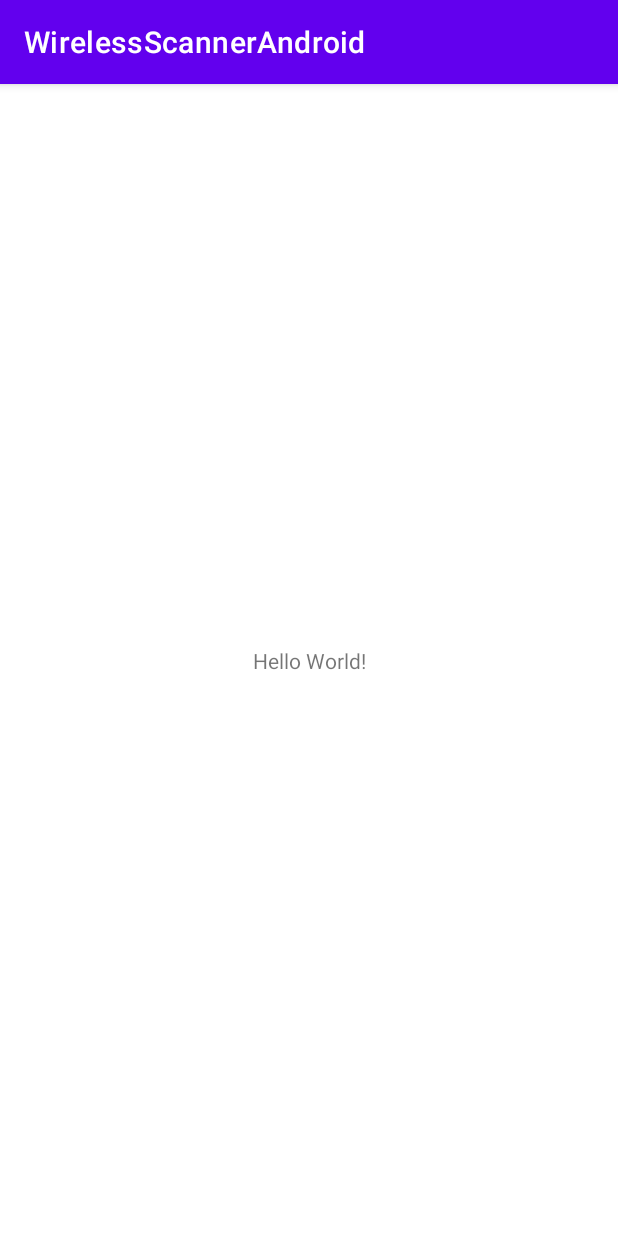
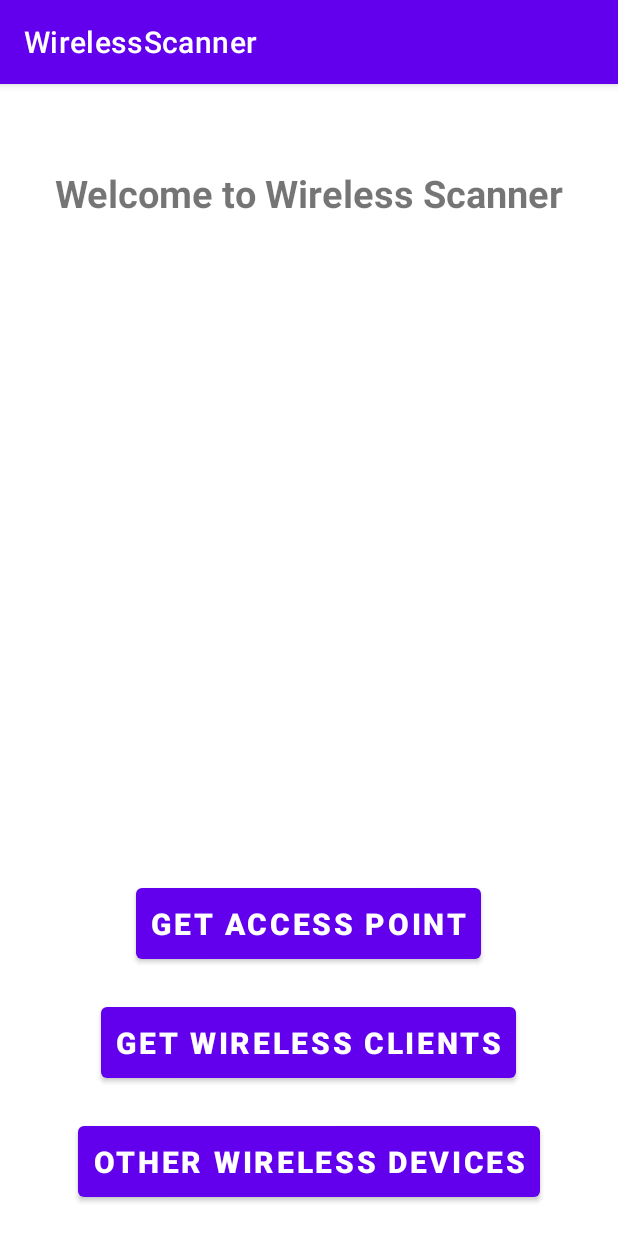
Before and after one commit to madmac4u/WirelessScanerAndroid, an Android app: the screen it shows after launch (MainActivity), on a phone screen of 412 x 824 dp. Run offline under Robolectric (Android 15) with nearby library versions, the phone set to English and light mode, and no system bars.

Commit message:
Added Welcome Message and Buttons

```diff
--- a/app/src/main/res/layout/activity_main.xml
+++ b/app/src/main/res/layout/activity_main.xml
@@ -1,5 +1,5 @@
 <?xml version="1.0" encoding="utf-8"?>
-<androidx.constraintlayout.widget.ConstraintLayout xmlns:android="http://schemas.android.com/apk/res/android"
+<RelativeLayout xmlns:android="http://schemas.android.com/apk/res/android"
     xmlns:app="http://schemas.android.com/apk/res-auto"
     xmlns:tools="http://schemas.android.com/tools"
     android:layout_width="match_parent"
@@ -7,12 +7,52 @@
     tools:context=".MainActivity">
 
     <TextView
+        android:layout_marginTop="50dp"
+        android:id="@+id/welcomeMessage"
         android:layout_width="wrap_content"
         android:layout_height="wrap_content"
-        android:text="Hello World!"
-        app:layout_constraintBottom_toBottomOf="parent"
-        app:layout_constraintLeft_toLeftOf="parent"
-        app:layout_constraintRight_toRightOf="parent"
-        app:layout_constraintTop_toTopOf="parent" />
+        android:text="@string/welcomeTextMessage"
+        android:layout_centerHorizontal="true"
+        android:textSize="25sp"
+        android:textStyle="bold"
+        android:padding="5dp"/>
 
-</androidx.constraintlayout.widget.ConstraintLayout>
+    <Button
+        android:id="@+id/btnAP"
+        android:padding="10dp"
+        android:textStyle="bold"
+        android:textSize="20sp"
+        android:layout_centerHorizontal="true"
+        android:layout_width="wrap_content"
+        android:layout_height="wrap_content"
+        android:layout_above="@+id/btnClient"
+        android:text="@string/btnGetAPmessage"
+        android:layout_marginBottom="20dp"/>
+
+    <Button
+        android:id="@+id/btnClient"
+        android:padding="10dp"
+        android:textStyle="bold"
+        android:textSize="20sp"
+        android:layout_centerHorizontal="true"
+        android:layout_width="wrap_content"
+        android:layout_height="wrap_content"
+        android:layout_above="@+id/btnOther"
+        android:text="@string/btnGetClientMessage"
+        android:layout_marginBottom="20dp"/>
+
+    <Button
+        android:id="@+id/btnOther"
+        android:padding="10dp"
+        android:textStyle="bold"
+        android:textSize="20sp"
+        android:layout_centerHorizontal="true"
+        android:layout_width="wrap_content"
+        android:layout_height="wrap_content"
+        android:text="@string/btnOtherDevicesMessage"
+        android:layout_marginBottom="20dp"
+        android:layout_alignParentBottom="true"/>
+
+
+
+</RelativeLayout>
--- a/app/src/main/res/values/strings.xml
+++ b/app/src/main/res/values/strings.xml
@@ -1,3 +1,7 @@
 <resources>
-    <string name="app_name">WirelessScannerAndroid</string>
+    <string name="app_name">WirelessScanner</string>
+    <string name="welcomeTextMessage">Welcome to Wireless Scanner</string>
+    <string name="btnGetAPmessage">Get Access Point</string>
+    <string name="btnGetClientMessage">Get Wireless Clients</string>
+    <string name="btnOtherDevicesMessage">Other Wireless Devices</string>
 </resources>
```
